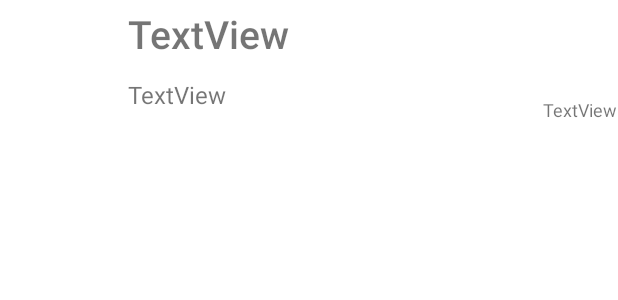
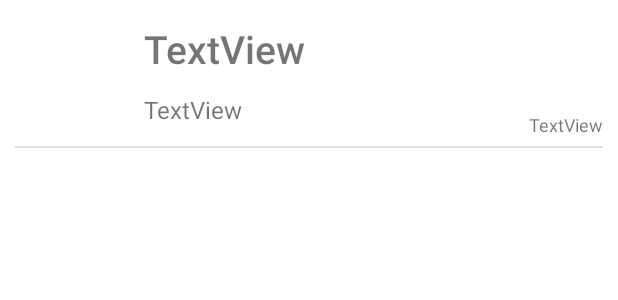
Before and after one commit to saurabhbhoir11/Online-Chat-Ap, an Android app: the layout homepagelayout.xml on its own in the app's theme, with its tools: preview values and no code run, on a phone screen of 412 x 824 dp. Shown: the top 300 px of the screen. Run offline under Robolectric (Android 15) with nearby library versions, the phone set to English and light mode, and no system bars.

Commit message:
chat layout

```diff
--- a/app/src/main/res/layout/homepagelayout.xml
+++ b/app/src/main/res/layout/homepagelayout.xml
@@ -3,10 +3,11 @@
     xmlns:app="http://schemas.android.com/apk/res-auto"
     xmlns:tools="http://schemas.android.com/tools"
     android:layout_width="match_parent"
-    android:layout_height="match_parent"
-    >
+    android:layout_height="wrap_content"
+    android:padding="10dp">
 
     <LinearLayout
+        android:id="@+id/linearLayout2"
         android:layout_width="410dp"
         android:layout_height="81dp"
         android:orientation="horizontal"
@@ -24,6 +25,8 @@
         <LinearLayout
             android:layout_width="match_parent"
             android:layout_height="match_parent"
+            android:layout_marginLeft="10dp"
+            android:layout_marginRight="10dp"
             android:orientation="vertical">
 
             <TextView
@@ -60,4 +63,14 @@
             </LinearLayout>
         </LinearLayout>
     </LinearLayout>
+
+    <View
+        android:id="@+id/divider"
+        android:layout_width="match_parent"
+        android:layout_height="1dp"
+        android:layout_marginTop="6dp"
+        android:background="?android:attr/listDivider"
+        app:layout_constraintBottom_toBottomOf="parent"
+        app:layout_constraintEnd_toEndOf="parent"
+        app:layout_constraintTop_toBottomOf="@+id/linearLayout2" />
 </androidx.constraintlayout.widget.ConstraintLayout>
```
Also changed, not shown: app/src/main/java/com/example/onlinechatapp/usernameactivity.java (+64 -1 lines), app/src/main/res/layout/activity_usernameactivity.xml (+7 -7 lines).
